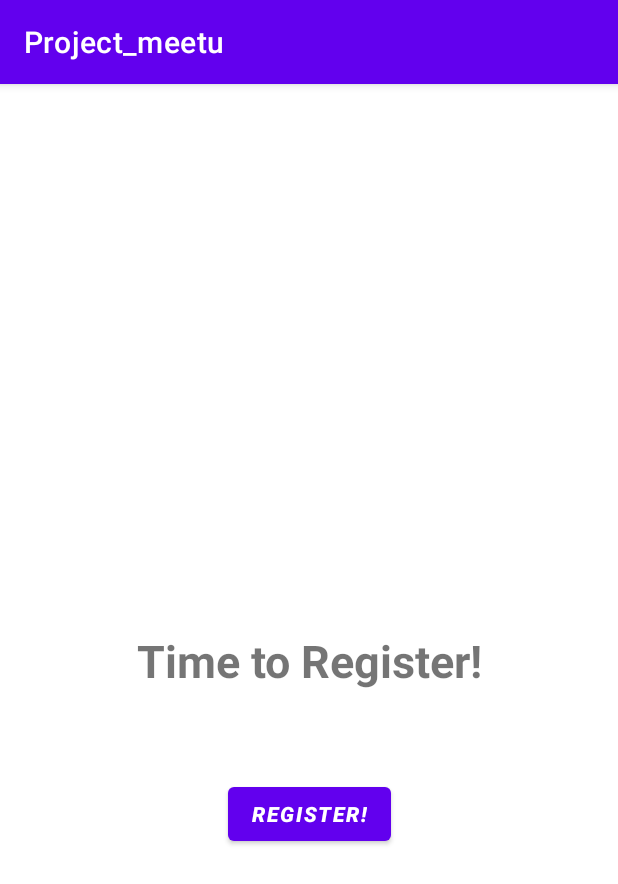
After one commit to HoyeonS/Project_Meetu, an Android app: the RegisterActivity screen opened directly, with no data from a screen before it, on a phone screen of 412 x 824 dp. The commit adds this screen. Shown: the top 884 px of the screen. Run offline under Robolectric (Android 15) with nearby library versions, the phone set to English and light mode, and no system bars.

Commit message:
RegisterActivity invitation activitiy Implemented

```diff
--- a/app/src/main/AndroidManifest.xml
+++ b/app/src/main/AndroidManifest.xml
@@ -23,6 +23,7 @@
                 <category android:name="android.intent.category.LAUNCHER" />
             </intent-filter>
         </activity>
+        <activity android:name=".RegisterActivity"/>
 
     </application>
     <uses-permission android:name="android.permission.INTERNET"/>
--- a/app/src/main/java/com/example/project_meetu/MainActivity.java
+++ b/app/src/main/java/com/example/project_meetu/MainActivity.java
@@ -5,6 +5,9 @@ import androidx.constraintlayout.widget.ConstraintLayout;
 
 import android.graphics.drawable.AnimationDrawable;
 import android.os.Bundle;
+import android.view.View;
+import android.widget.*;
+import android.content.*;
 
 public class MainActivity extends AppCompatActivity {
 
@@ -12,6 +15,19 @@ public class MainActivity extends AppCompatActivity {
     protected void onCreate(Bundle savedInstanceState) {
         super.onCreate(savedInstanceState);
         setContentView(R.layout.activity_main);
+        Button register = findViewById(R.id.BtnNew);
+        register.setOnClickListener(new View.OnClickListener() {
+            @Override
+            public void onClick(View view) {
+                changeToRegister();
+            }
+        });
+    }
+
+    private void changeToRegister(){
+        Intent intent = new Intent(this, RegisterActivity.class);
+
+        startActivity(intent);
 
     }
 }
--- /dev/null
+++ b/app/src/main/java/com/example/project_meetu/RegisterActivity.java
@@ -0,0 +1,17 @@
+package com.example.project_meetu;
+
+import androidx.appcompat.app.AppCompatActivity;
+import androidx.constraintlayout.widget.ConstraintLayout;
+
+import android.graphics.drawable.AnimationDrawable;
+import android.os.Bundle;
+
+public class RegisterActivity extends AppCompatActivity{
+
+    @Override
+    protected void onCreate(Bundle savedInstanceState) {
+        super.onCreate(savedInstanceState);
+        setContentView(R.layout.activity_register);
+
+    }
+}
--- /dev/null
+++ b/app/src/main/res/layout/activity_register.xml
@@ -0,0 +1,34 @@
+<?xml version="1.0" encoding="utf-8"?>
+<androidx.constraintlayout.widget.ConstraintLayout xmlns:android="http://schemas.android.com/apk/res/android"
+    xmlns:app="http://schemas.android.com/apk/res-auto"
+    xmlns:tools="http://schemas.android.com/tools"
+    android:layout_width="match_parent"
+    android:layout_height="match_parent">
+
+    <TextView
+        android:id="@+id/textView"
+        android:layout_width="match_parent"
+        android:layout_height="wrap_content"
+        android:gravity="center_horizontal"
+        android:text="Time to Register!"
+        android:textStyle="bold"
+        android:textSize="30dp"
+        app:layout_constraintBottom_toBottomOf="parent"
+        app:layout_constraintEnd_toEndOf="parent"
+        app:layout_constraintHorizontal_bias="0.0"
+        app:layout_constraintStart_toStartOf="parent"
+        app:layout_constraintTop_toTopOf="parent"
+        tools:ignore="MissingConstraints" />
+
+    <Button
+        android:layout_width="wrap_content"
+        android:layout_height="wrap_content"
+        android:layout_marginTop="-200dp"
+        android:text="Register!"
+        android:textStyle="bold|italic"
+        app:layout_constraintBottom_toBottomOf="parent"
+        app:layout_constraintEnd_toEndOf="parent"
+        app:layout_constraintStart_toStartOf="parent"
+        app:layout_constraintTop_toBottomOf="@+id/textView"
+        tools:ignore="MissingConstraints" />
+</androidx.constraintlayout.widget.ConstraintLayout>
```
